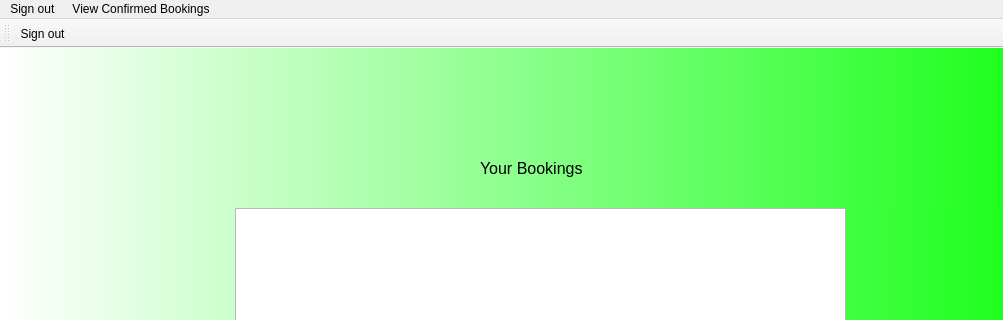
Above: mainwindow.ui from Nickolas-Skai/OOP-FINAL before the change; both pictures show x 0 to 1003 and y 0 to 320 of the 1140 by 743 pixel window. Below: the same form after it.
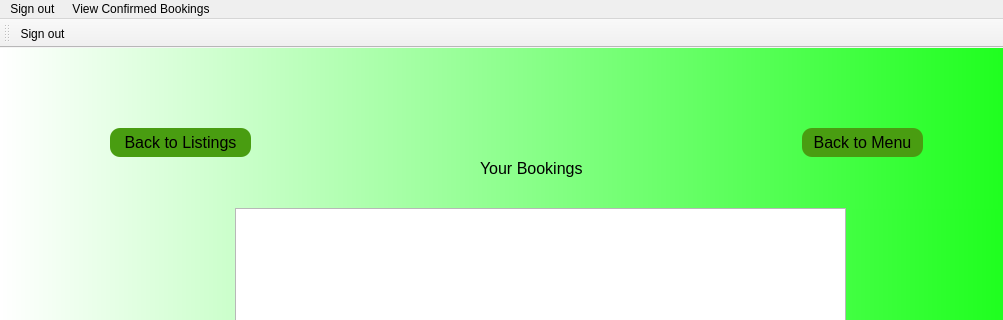
That is the form after the change. The open tabs and pages were chosen to show the change. Icons and pictures are not drawn.

```diff
--- a/mainwindow.ui
+++ b/mainwindow.ui
@@ -1393,6 +1393,32 @@
        <string>Your Bookings </string>
       </property>
      </widget>
+     <widget class="QPushButton" name="pushButton">
+      <property name="geometry">
+       <rect>
+        <x>90</x>
+        <y>50</y>
+        <width>141</width>
+        <height>29</height>
+       </rect>
+      </property>
+      <property name="text">
+       <string>Back to Listings</string>
+      </property>
+     </widget>
+     <widget class="QPushButton" name="pushButton_3">
+      <property name="geometry">
+       <rect>
+        <x>782</x>
+        <y>50</y>
+        <width>121</width>
+        <height>29</height>
+       </rect>
+      </property>
+      <property name="text">
+       <string>Back to Menu</string>
+      </property>
+     </widget>
     </widget>
    </widget>
   </widget>
```
Left out of the diff: 4 changed lines with no effect on the pictures.
